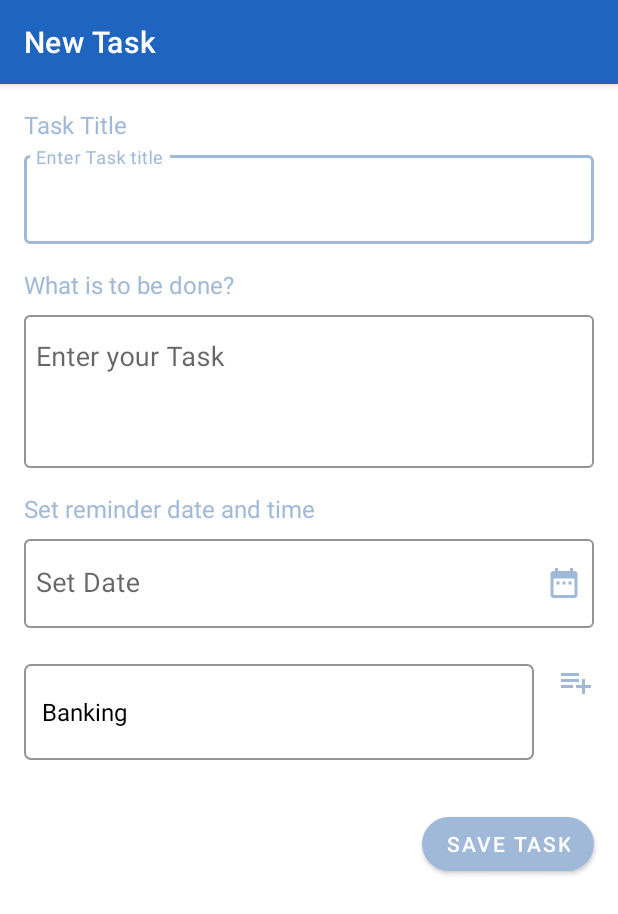
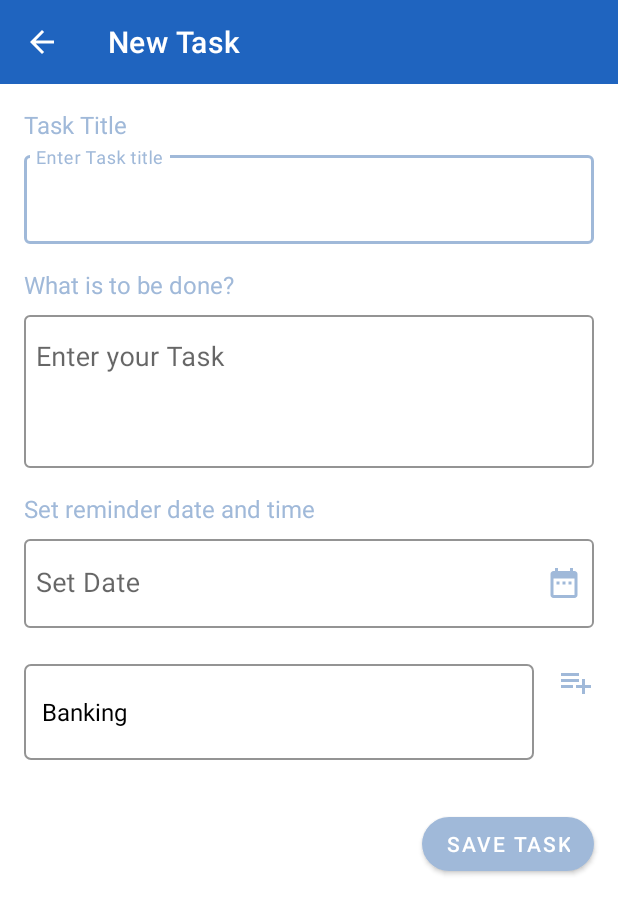
Before and after one commit to sanidhyakr18/TodoList, an Android app: the TaskActivity screen opened directly, with no data from a screen before it, on a phone screen of 412 x 824 dp. Shown: the top 914 px of the screen. Run offline under Robolectric (Android 15) with nearby library versions, the phone set to English and light mode, and no system bars; our stand-ins replace Room's generated code.

Commit message:
home button in toolbar

```diff
--- a/app/src/main/java/com/sandystudios/todocb/MainActivity.kt
+++ b/app/src/main/java/com/sandystudios/todocb/MainActivity.kt
@@ -33,7 +33,7 @@ class MainActivity : AppCompatActivity() {
         val view: View = window.decorView
         view.setSystemUiVisibility(View.SYSTEM_UI_FLAG_LIGHT_STATUS_BAR)
         setSupportActionBar(toolbar)
-        todoRv.apply {
+        todoRV.apply {
             layoutManager = LinearLayoutManager(this@MainActivity)
             adapter = this@MainActivity.adapter
         }
@@ -150,7 +150,7 @@ class MainActivity : AppCompatActivity() {
         }
 
         val itemTouchHelper = ItemTouchHelper(simpleItemTouchCallback)
-        itemTouchHelper.attachToRecyclerView(todoRv)
+        itemTouchHelper.attachToRecyclerView(todoRV)
     }
 
     override fun onCreateOptionsMenu(menu: Menu): Boolean {
--- a/app/src/main/java/com/sandystudios/todocb/TaskActivity.kt
+++ b/app/src/main/java/com/sandystudios/todocb/TaskActivity.kt
@@ -3,6 +3,7 @@ package com.sandystudios.todocb
 import android.app.DatePickerDialog
 import android.app.TimePickerDialog
 import android.os.Bundle
+import android.view.MenuItem
 import android.view.View
 import android.widget.ArrayAdapter
 import android.widget.DatePicker
@@ -40,6 +41,9 @@ class TaskActivity : AppCompatActivity(), View.OnClickListener {
     override fun onCreate(savedInstanceState: Bundle?) {
         super.onCreate(savedInstanceState)
         setContentView(R.layout.activity_task)
+        setSupportActionBar(newTaskToolbar)
+        title = "New Task"
+        supportActionBar?.setDisplayHomeAsUpEnabled(true)
 
         dateEdt.setOnClickListener(this)
         timeEdt.setOnClickListener(this)
@@ -47,6 +51,15 @@ class TaskActivity : AppCompatActivity(), View.OnClickListener {
 
 
         setUpSpinner()
+    }
+
+    override fun onOptionsItemSelected(item: MenuItem): Boolean {
+        when (item.itemId) {
+            android.R.id.home -> {
+                finish()
+            }
+        }
+        return super.onOptionsItemSelected(item)
     }
 
     private fun setUpSpinner() {
--- a/app/src/main/res/layout/activity_main.xml
+++ b/app/src/main/res/layout/activity_main.xml
@@ -16,7 +16,7 @@
 
     <androidx.recyclerview.widget.RecyclerView
         android:layout_below="@+id/toolbar"
-        android:id="@+id/todoRv"
+        android:id="@+id/todoRV"
         tools:itemCount="3"
         android:padding="8dp"
         tools:listitem="@layout/item_todo"
@@ -24,13 +24,12 @@
         android:layout_height="wrap_content"/>
 
     <com.google.android.material.floatingactionbutton.FloatingActionButton
+        android:layout_width="wrap_content"
+        android:layout_height="wrap_content"
         android:layout_alignParentBottom="true"
+        android:layout_alignParentEnd="true"
+        android:backgroundTint="@color/colorPrimaryDark"
+        android:src="@drawable/ic_baseline_add_24"
         android:layout_margin="32dp"
-        android:onClick="openNewTask"
-        android:src="@drawable/ic_baseline_add_24"
-        android:layout_alignParentEnd="true"
-        android:layout_width="wrap_content"
-        android:layout_height="wrap_content"/>
-
-
+        android:onClick="openNewTask"/>
 </RelativeLayout>
--- a/app/src/main/res/layout/activity_task.xml
+++ b/app/src/main/res/layout/activity_task.xml
@@ -1,27 +1,24 @@
 <?xml version="1.0" encoding="utf-8"?>
-<LinearLayout xmlns:android="http://schemas.android.com/apk/res/android"
+<ScrollView xmlns:android="http://schemas.android.com/apk/res/android"
     xmlns:app="http://schemas.android.com/apk/res-auto"
     xmlns:tools="http://schemas.android.com/tools"
-    android:layout_width="match_parent"
-    android:layout_height="match_parent"
-    android:orientation="vertical"
+    android:layout_width="fill_parent"
+    android:layout_height="fill_parent"
     tools:context=".TaskActivity">
 
-    <com.google.android.material.appbar.AppBarLayout
-        android:id="@+id/appBarLayout"
+    <LinearLayout
         android:layout_width="match_parent"
         android:layout_height="wrap_content"
-        android:theme="@style/AppTheme.AppBarOverlay">
+        android:orientation="vertical">
 
-        <androidx.appcompat.widget.Toolbar
-            android:id="@+id/toolbarAddTask"
-            app:title="New Task"
+        <com.google.android.material.appbar.MaterialToolbar
+            android:id="@+id/newTaskToolbar"
             android:layout_width="match_parent"
-            android:layout_height="match_parent"
-            android:background="?attr/colorPrimary"
-            app:popupTheme="@style/AppTheme.PopupOverlay" />
-
-    </com.google.android.material.appbar.AppBarLayout>
+            android:layout_height="wrap_content"
+            tools:title="New Task"
+            app:titleTextColor="@color/white"
+            android:background="@color/colorPrimary"
+            android:theme="@style/ThemeOverlay.AppCompat.Dark.ActionBar"/>
 
         <TextView
             android:layout_width="wrap_content"
@@ -34,21 +31,21 @@
             android:textSize="16sp" />
 
         <com.google.android.material.textfield.TextInputLayout
+            android:id="@+id/titleInpLay"
             android:layout_width="match_parent"
             android:layout_height="wrap_content"
             android:layout_marginStart="16dp"
-        android:id="@+id/titleInpLay"
-        app:hintTextColor="@color/colorAccent"
+            android:layout_marginEnd="16dp"
+            android:layout_marginBottom="16dp"
             app:boxStrokeColor="@color/colorAccent"
-        android:layout_marginEnd="16dp"
-        android:layout_marginBottom="16dp">
+            app:hintTextColor="@color/colorAccent">
 
             <com.google.android.material.textfield.TextInputEditText
                 android:layout_width="match_parent"
                 android:layout_height="wrap_content"
                 android:hint="Enter Task title"
+                android:inputType="textCapWords"
                 android:paddingStart="8dp"
-            android:inputType="textCapWords"
                 android:paddingEnd="8dp"
                 android:textSize="18sp" />
         </com.google.android.material.textfield.TextInputLayout>
@@ -63,21 +60,21 @@
             android:textSize="16sp" />
 
         <com.google.android.material.textfield.TextInputLayout
+            android:id="@+id/taskInpLay"
             android:layout_width="match_parent"
             android:layout_height="wrap_content"
             android:layout_marginStart="16dp"
-        app:hintTextColor="@color/colorAccent"
+            android:layout_marginEnd="16dp"
+            android:layout_marginBottom="16dp"
             app:boxStrokeColor="@color/colorAccent"
-        android:layout_marginEnd="16dp"
-        android:id="@+id/taskInpLay"
-        android:layout_marginBottom="16dp">
+            app:hintTextColor="@color/colorAccent">
 
             <com.google.android.material.textfield.TextInputEditText
                 android:layout_width="match_parent"
                 android:layout_height="wrap_content"
+                android:gravity="start"
                 android:hint="Enter your Task"
                 android:lines="3"
-            android:gravity="start"
                 android:paddingStart="8dp"
                 android:paddingEnd="8dp"
                 android:textSize="18sp" />
@@ -96,49 +93,49 @@
             android:layout_width="match_parent"
             android:layout_height="wrap_content"
             android:layout_marginStart="16dp"
-        app:hintTextColor="@color/colorAccent"
+            android:layout_marginEnd="16dp"
+            android:layout_marginBottom="16dp"
             app:boxStrokeColor="@color/colorAccent"
-        android:layout_marginEnd="16dp"
-        android:layout_marginBottom="16dp">
+            app:hintTextColor="@color/colorAccent">
 
             <com.google.android.material.textfield.TextInputEditText
+                android:id="@+id/dateEdt"
                 android:layout_width="match_parent"
                 android:layout_height="wrap_content"
-            android:hint="Set Date"
                 android:clickable="true"
-            android:id="@+id/dateEdt"
                 android:cursorVisible="false"
+                android:drawableEnd="@drawable/ic_baseline_date_range_24"
                 android:drawablePadding="8dp"
-            android:drawableEnd="@drawable/ic_baseline_date_range_24"
                 android:drawableTint="@color/colorAccent"
                 android:focusable="false"
+                android:hint="Set Date"
                 android:paddingStart="8dp"
                 android:paddingEnd="8dp"
                 android:textSize="18sp" />
         </com.google.android.material.textfield.TextInputLayout>
 
         <com.google.android.material.textfield.TextInputLayout
+            android:id="@+id/timeInptLay"
             android:layout_width="match_parent"
             android:layout_height="wrap_content"
             android:layout_marginStart="16dp"
             android:layout_marginEnd="16dp"
-        app:hintTextColor="@color/colorAccent"
+            android:layout_marginBottom="16dp"
+            android:visibility="gone"
             app:boxStrokeColor="@color/colorAccent"
-        android:visibility="gone"
-        android:id="@+id/timeInptLay"
-        android:layout_marginBottom="16dp">
+            app:hintTextColor="@color/colorAccent">
 
             <com.google.android.material.textfield.TextInputEditText
+                android:id="@+id/timeEdt"
                 android:layout_width="match_parent"
                 android:layout_height="wrap_content"
-            android:hint="Set Time"
                 android:clickable="true"
-            android:id="@+id/timeEdt"
                 android:cursorVisible="false"
+                android:drawableEnd="@drawable/ic_baseline_access_time_24"
                 android:drawablePadding="8dp"
-            android:drawableEnd="@drawable/ic_baseline_access_time_24"
                 android:drawableTint="@color/colorAccent"
                 android:focusable="false"
+                android:hint="Set Time"
                 android:paddingStart="8dp"
                 android:paddingEnd="8dp"
                 android:textSize="18sp" />
@@ -147,19 +144,19 @@
         <LinearLayout
             android:layout_width="match_parent"
             android:layout_height="wrap_content"
+            android:layout_marginStart="16dp"
+            android:layout_marginLeft="16dp"
+            android:layout_marginTop="8dp"
             android:layout_marginEnd="16dp"
-        android:layout_marginLeft="16dp"
             android:layout_marginRight="16dp"
-        android:orientation="horizontal"
-        android:layout_marginStart="16dp"
-        android:layout_marginTop="8dp">
+            android:orientation="horizontal">
 
             <Spinner
                 android:id="@+id/spinnerCategory"
-            android:layout_weight="1"
                 android:layout_width="0dp"
                 android:layout_height="wrap_content"
-            android:layout_marginEnd="16dp" />
+                android:layout_marginEnd="16dp"
+                android:layout_weight="1" />
 
             <ImageView
                 android:id="@+id/imgAddCategory"
@@ -170,14 +167,14 @@
         </LinearLayout>
 
         <com.google.android.material.button.MaterialButton
-        android:text="Save Task"
             android:id="@+id/saveBtn"
-        app:backgroundTint="@color/colorAccent"
+            android:layout_width="wrap_content"
+            android:layout_height="wrap_content"
+            android:layout_gravity="end"
             android:layout_marginTop="32dp"
             android:layout_marginEnd="16dp"
-        android:layout_gravity="end"
-        app:cornerRadius="25dp"
-        android:layout_width="wrap_content"
-        android:layout_height="wrap_content"/>
-
+            android:text="Save Task"
+            app:backgroundTint="@color/colorAccent"
+            app:cornerRadius="25dp" />
     </LinearLayout>
+</ScrollView>
```
Lines whose indentation alone changed are shown as unchanged.
